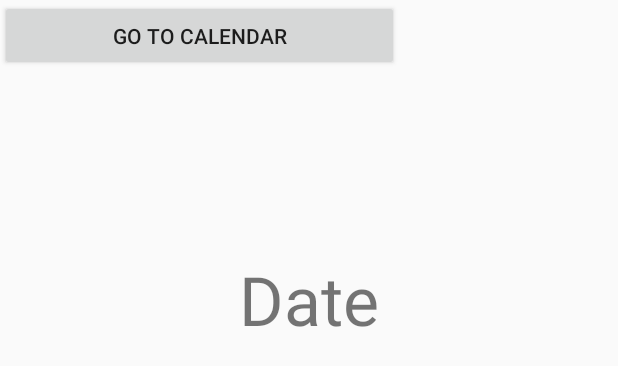
After one commit to j-lam/Career_Light_Project, an Android app: the layout calendar_main.xml on its own in the app's theme, with its tools: preview values and no code run, on a phone screen of 412 x 824 dp. The commit adds this screen. Shown: the top 366 px of the screen. Run offline under Robolectric (Android 15) with nearby library versions, the phone set to English and light mode, and no system bars.

Commit message:
CalendarView addition

```diff
--- a/app/build.gradle
+++ b/app/build.gradle
@@ -25,4 +25,7 @@ dependencies {
     testImplementation 'junit:junit:4.12'
     androidTestImplementation 'com.android.support.test:runner:1.0.1'
     androidTestImplementation 'com.android.support.test.espresso:espresso-core:3.0.1'
+    compile 'com.applandeo:material-calendar-view:1.0.1'
+    compile 'com.android.support:design:26.1.0'
+
 }
--- /dev/null
+++ b/app/src/main/res/layout/calendar_main.xml
@@ -0,0 +1,32 @@
+<?xml version="1.0" encoding="utf-8"?>
+<android.support.constraint.ConstraintLayout xmlns:android="http://schemas.android.com/apk/res/android"
+    xmlns:app="http://schemas.android.com/apk/res-auto"
+    xmlns:tools="http://schemas.android.com/tools"
+    android:layout_width="match_parent"
+    android:layout_height="match_parent"
+    tools:context="com.jenniferlam.career_light_project.CalendarActivity">
+
+    <TextView
+        android:id="@+id/date"
+        android:layout_width="0dp"
+        android:layout_height="51dp"
+        android:text="Date"
+        android:textAlignment="center"
+        android:textSize="45dp"
+        android:visibility="visible"
+        app:layout_constraintBottom_toBottomOf="parent"
+        app:layout_constraintHorizontal_bias="0.0"
+        app:layout_constraintLeft_toLeftOf="parent"
+        app:layout_constraintRight_toRightOf="parent"
+        app:layout_constraintTop_toTopOf="parent"
+        app:layout_constraintVertical_bias="0.219" />
+
+    <Button
+        android:id="@+id/btngocalendar"
+        android:layout_width="266dp"
+        android:layout_height="47dp"
+        android:text="Go to calendar"
+        tools:layout_editor_absoluteX="47dp"
+        tools:layout_editor_absoluteY="8dp" />
+
+</android.support.constraint.ConstraintLayout>
```
Also changed, not shown: app/src/main/AndroidManifest.xml (+20 -18 lines), app/src/main/java/com/jenniferlam/career_light_project/CalendarActivity.java (+29 -2 lines), app/src/main/res/layout/calendar_layout.xml (added, +10 -0 lines), app/src/main/res/values/dimen.xml (added, +22 -0 lines), app/src/main/res/values/strings.xml (+27 -0 lines).
